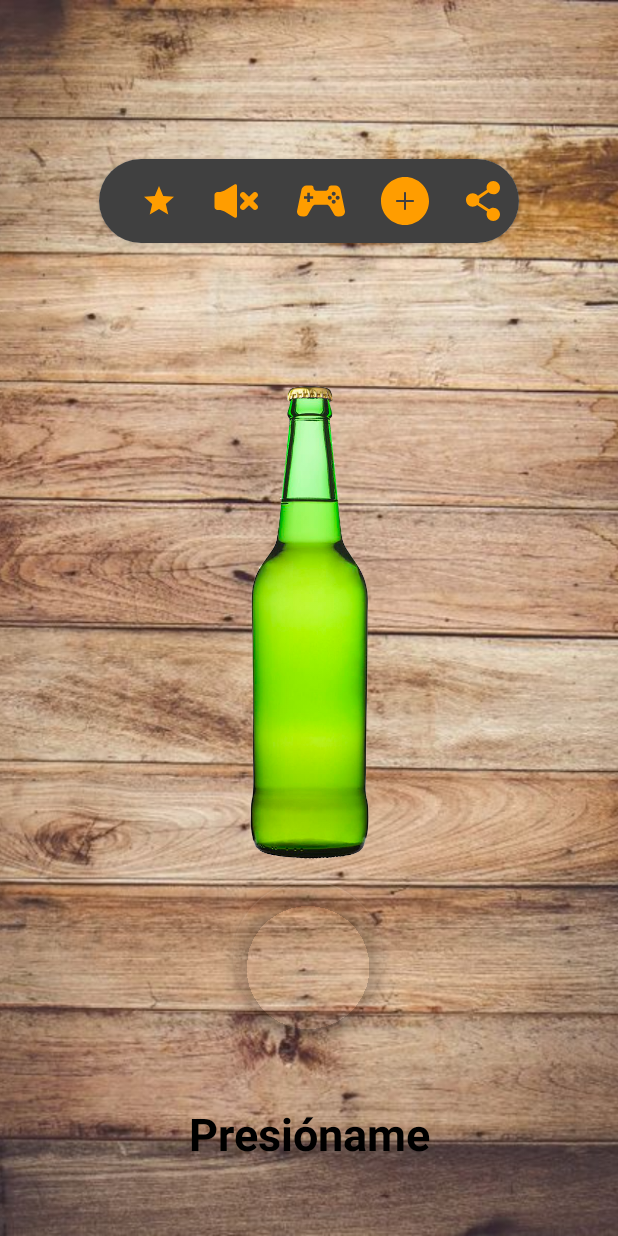
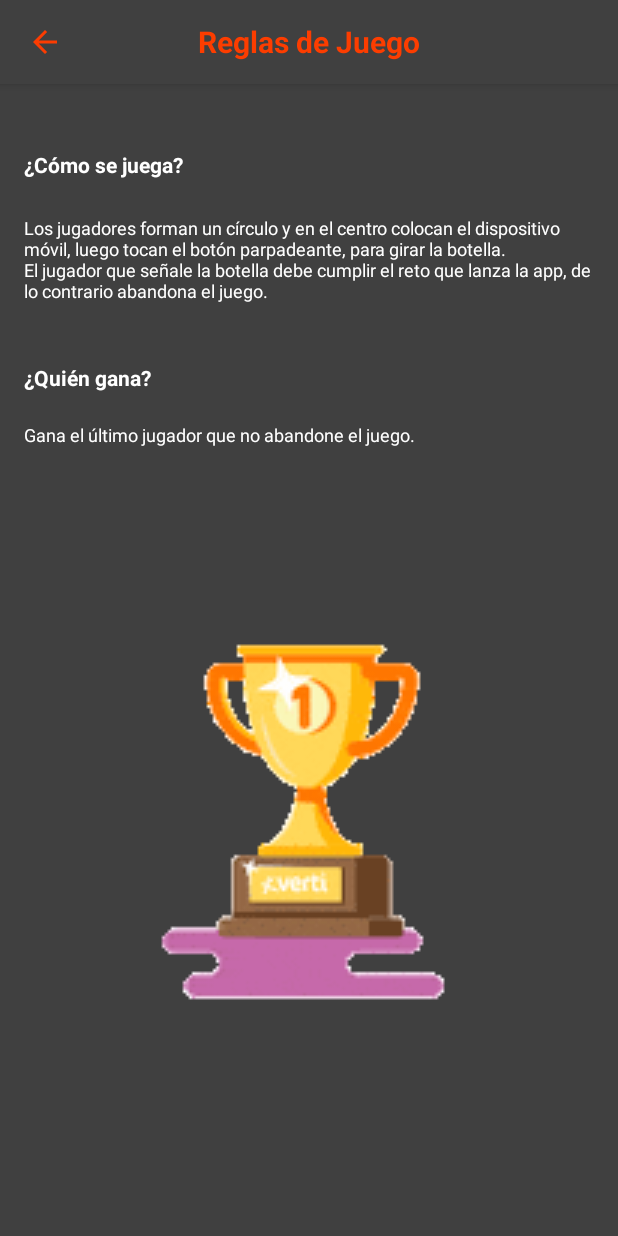
Before and after one commit to AndresDavidArcos/equipoSeis, an Android app: the screen it shows after launch (MainActivity), after a tap on "game", on a phone screen of 412 x 824 dp. Run offline under Robolectric (Android 15) with nearby library versions, the phone set to English and light mode, and no system bars; our stand-ins replace data binding; pictures from the network do not load; 1 other tap on this screen came first.

Commit message:
navigating to instructions

```diff
--- a/app/build.gradle.kts
+++ b/app/build.gradle.kts
@@ -38,6 +38,10 @@ android {
     viewBinding {
         enable = true
     }
+
+    dataBinding {
+        enable = true
+    }
 }
 
 dependencies {
@@ -48,6 +52,10 @@ dependencies {
     implementation ("androidx.navigation:navigation-ui-ktx:$navVersion")
     implementation("androidx.navigation:navigation-common:$navVersion")
 
+    //glide
+    implementation("com.github.bumptech.glide:glide:4.16.0")
+    kapt("com.github.bumptech.glide:compiler:4.16.0")
+
     implementation("androidx.core:core-ktx:1.9.0")
     implementation("androidx.appcompat:appcompat:1.6.1")
     implementation("com.google.android.material:material:1.9.0")
--- a/app/src/main/java/com/example/picobotellaequipo6/view/fragment/home.kt
+++ b/app/src/main/java/com/example/picobotellaequipo6/view/fragment/home.kt
@@ -70,9 +70,8 @@ class home : Fragment() {
 
                     }
                 }
-                R.id.add -> {
-                    Log.i("nav", "entro")
-                    findNavController().navigate(R.id.action_home2_to_addChallenge)
+                R.id.game -> {
+                    findNavController().navigate(R.id.action_home2_to_instructions)
                 }
 
                 R.id.favorite -> {
--- /dev/null
+++ b/app/src/main/java/com/example/picobotellaequipo6/view/fragment/instructions.kt
@@ -0,0 +1,31 @@
+package com.example.picobotellaequipo6.view.fragment
+
+import android.os.Bundle
+import androidx.fragment.app.Fragment
+import android.view.LayoutInflater
+import android.view.View
+import android.view.ViewGroup
+import androidx.navigation.fragment.findNavController
+import com.bumptech.glide.Glide
+import com.example.picobotellaequipo6.R
+import com.example.picobotellaequipo6.databinding.FragmentHomeBinding
+import com.example.picobotellaequipo6.databinding.FragmentInstructionsBinding
+
+class instructions : Fragment() {
+    private lateinit var binding: FragmentInstructionsBinding
+    override fun onCreateView(
+        inflater: LayoutInflater, container: ViewGroup?,
+        savedInstanceState: Bundle?
+    ): View? {
+        // Inflate the layout for this fragment
+        binding = FragmentInstructionsBinding.inflate(inflater)
+        return binding.root
+    }
+
+    override fun onViewCreated(view: View, savedInstanceState: Bundle?) {
+        super.onViewCreated(view, savedInstanceState)
+        Glide.with(this).asGif().load(R.drawable.ganador_gif).into(binding.ganarGif)
+        binding.contentToolbar.backToolbar.setOnClickListener{ findNavController().popBackStack() }
+    }
+
+}
--- /dev/null
+++ b/app/src/main/res/drawable/ic_back.xml
@@ -0,0 +1,5 @@
+<vector android:autoMirrored="true" android:height="24dp"
+    android:tint="#FC3C01" android:viewportHeight="24"
+    android:viewportWidth="24" android:width="24dp" xmlns:android="http://schemas.android.com/apk/res/android">
+    <path android:fillColor="@android:color/white" android:pathData="M20,11H7.83l5.59,-5.59L12,4l-8,8 8,8 1.41,-1.41L7.83,13H20v-2z"/>
+</vector>
--- /dev/null
+++ b/app/src/main/res/layout/fragment_instructions.xml
@@ -0,0 +1,86 @@
+<?xml version="1.0" encoding="utf-8"?>
+
+<androidx.constraintlayout.widget.ConstraintLayout
+    xmlns:android="http://schemas.android.com/apk/res/android"
+    xmlns:app="http://schemas.android.com/apk/res-auto"
+    xmlns:tools="http://schemas.android.com/tools"
+    android:layout_width="match_parent"
+    android:layout_height="match_parent"
+    tools:context=".view.fragment.instructions"
+    android:background="@color/brigthness_black"
+    >
+    <include
+        android:id="@+id/contentToolbar"
+        layout="@layout/toolbar"/>
+
+    <TextView
+        android:id="@+id/titulo1"
+        android:layout_width="match_parent"
+        android:layout_height="wrap_content"
+        android:gravity="center_vertical"
+        android:text="¿Cómo se juega?"
+        android:textColor="@color/white"
+        android:textSize="14sp"
+        android:layout_marginTop="100dp"
+        android:layout_marginHorizontal="16dp"
+        android:textStyle="bold"
+        app:layout_constraintEnd_toEndOf="parent"
+        app:layout_constraintStart_toStartOf="parent"
+        app:layout_constraintTop_toTopOf="parent"/>
+
+
+    <TextView
+        android:id="@+id/body1"
+        android:layout_width="match_parent"
+        android:layout_height="wrap_content"
+        android:layout_marginTop="24dp"
+        android:gravity="center_vertical"
+        android:text="@string/intrucciones_body_1"
+        android:textColor="@color/white"
+        android:textSize="12sp"
+        android:layout_marginHorizontal="16dp"
+        app:layout_constraintEnd_toEndOf="parent"
+        app:layout_constraintHorizontal_bias="1.0"
+        app:layout_constraintStart_toStartOf="parent"
+        app:layout_constraintTop_toBottomOf="@+id/titulo1" />
+
+    <TextView
+        android:id="@+id/titulo2"
+        android:layout_width="match_parent"
+        android:layout_height="wrap_content"
+        android:text="¿Quién gana?"
+        android:textColor="@color/white"
+        android:textSize="14sp"
+        android:textStyle="bold"
+        android:layout_marginTop="40dp"
+        android:layout_marginHorizontal="16dp"
+        app:layout_constraintTop_toBottomOf="@+id/body1"
+        app:layout_constraintStart_toStartOf="parent"
+        app:layout_constraintEnd_toEndOf="parent"/>
+
+    <TextView
+        android:id="@+id/btnPasarDatos"
+        android:layout_width="match_parent"
+        android:layout_height="wrap_content"
+        android:text="Gana el último jugador que no abandone el juego."
+        android:textColor="@color/white"
+        android:textSize="12sp"
+        android:layout_marginTop="20dp"
+        android:layout_marginHorizontal="16dp"
+        app:layout_constraintTop_toBottomOf="@+id/titulo2"
+        app:layout_constraintStart_toStartOf="parent"
+        app:layout_constraintEnd_toEndOf="parent"/>
+
+    <ImageView
+        android:id="@+id/ganarGif"
+        android:layout_width="400dp"
+        android:layout_height="400dp"
+        android:src="@drawable/ganador_gif"
+        android:scaleType="centerCrop"
+        android:layout_marginTop="40dp"
+        android:layout_marginHorizontal="16dp"
+        app:layout_constraintTop_toBottomOf="@+id/btnPasarDatos"
+        app:layout_constraintStart_toStartOf="parent"
+        app:layout_constraintEnd_toEndOf="parent"/>
+
+</androidx.constraintlayout.widget.ConstraintLayout>
--- /dev/null
+++ b/app/src/main/res/layout/toolbar.xml
@@ -0,0 +1,48 @@
+<?xml version="1.0" encoding="utf-8"?>
+<layout xmlns:android="http://schemas.android.com/apk/res/android"
+    xmlns:app="http://schemas.android.com/apk/res-auto">
+
+    <androidx.coordinatorlayout.widget.CoordinatorLayout
+        android:layout_width="match_parent"
+        android:layout_height="match_parent">
+
+        <com.google.android.material.appbar.AppBarLayout
+            android:layout_width="match_parent"
+            android:layout_height="wrap_content">
+
+            <androidx.appcompat.widget.Toolbar
+                android:id="@+id/toolbar"
+                android:layout_width="match_parent"
+                android:layout_height="?attr/actionBarSize"
+                android:background="@color/brigthness_black"
+                app:theme="@style/toolbarTheme">
+
+                <ImageView
+                    android:id="@+id/back_toolbar"
+                    android:layout_width="wrap_content"
+                    android:layout_height="wrap_content"
+                    android:src="@drawable/ic_back"
+                    android:clickable="true"
+                    android:layout_gravity="start"
+                    android:padding="2dp"
+                    android:layout_marginEnd="15dp"
+                    android:background="?selectableItemBackgroundBorderless" />
+
+                <TextView
+                    android:id="@+id/titleTextView"
+                    android:layout_width="wrap_content"
+                    android:layout_height="wrap_content"
+                    android:layout_gravity="center"
+                    android:text="@string/reglas_de_juego"
+                    android:textColor="@color/dark_orange"
+                    android:textSize="20sp"
+                    android:textStyle="bold" />
+
+
+            </androidx.appcompat.widget.Toolbar>
+
+
+        </com.google.android.material.appbar.AppBarLayout>
+
+    </androidx.coordinatorlayout.widget.CoordinatorLayout>
+</layout>
--- a/app/src/main/res/navigation/nav_graph.xml
+++ b/app/src/main/res/navigation/nav_graph.xml
@@ -10,12 +10,12 @@
         android:label="fragment_home"
         tools:layout="@layout/fragment_home" >
         <action
-            android:id="@+id/action_home2_to_addChallenge"
-            app:destination="@id/addChallenge" />
+            android:id="@+id/action_home2_to_instructions"
+            app:destination="@id/instructions" />
     </fragment>
     <fragment
-        android:id="@+id/addChallenge"
-        android:name="com.example.picobotellaequipo6.view.fragment.addChallenge"
-        android:label="fragment_add_challenge"
-        tools:layout="@layout/fragment_add_challenge" />
+        android:id="@+id/instructions"
+        android:name="com.example.picobotellaequipo6.view.fragment.instructions"
+        android:label="fragment_instructions"
+        tools:layout="@layout/fragment_instructions" />
 </navigation>
--- a/app/src/main/res/values/colors.xml
+++ b/app/src/main/res/values/colors.xml
@@ -9,5 +9,5 @@
     <color name="white">#FFFFFFFF</color>
     <color name="orange">#ff9d00</color>
     <color name="brigthness_black">#404040</color>
-
+    <color name="dark_orange">#FC3D00</color>
 </resources>
--- a/app/src/main/res/values/strings.xml
+++ b/app/src/main/res/values/strings.xml
@@ -1,5 +1,9 @@
 <resources>
     <string name="app_name">PicoBotellaEquipo6</string>
     <!-- TODO: Remove or change this placeholder text -->
-    <string name="hello_blank_fragment">Hello blank fragment</string>
+    <string name="instrucciones_titulo_1">¿Cómo se juega?</string>
+    <string name="intrucciones_body_1">Los jugadores forman un círculo y en el centro colocan el dispositivo móvil,
+            luego tocan el botón parpadeante, para girar la botella.\nEl jugador que señale la botella
+            debe cumplir el reto que lanza la app, de lo contrario abandona el juego.</string>
+    <string name="reglas_de_juego">Reglas de Juego</string>
 </resources>
--- a/app/src/main/res/values/themes.xml
+++ b/app/src/main/res/values/themes.xml
@@ -13,4 +13,9 @@
         <item name="android:statusBarColor">?attr/colorPrimaryVariant</item>
         <!-- Customize your theme here. -->
     </style>
+    <!-- theme for toolbar. -->
+    <style name="toolbarTheme" parent="ThemeOverlay.AppCompat.ActionBar">
+        <item name="android:colorControlNormal">@color/orange</item>
+        <item name="titleTextColor">@color/orange</item>
+    </style>
 </resources>
```
Also changed, not shown: app/src/main/res/drawable/ganador_gif.gif (added).
